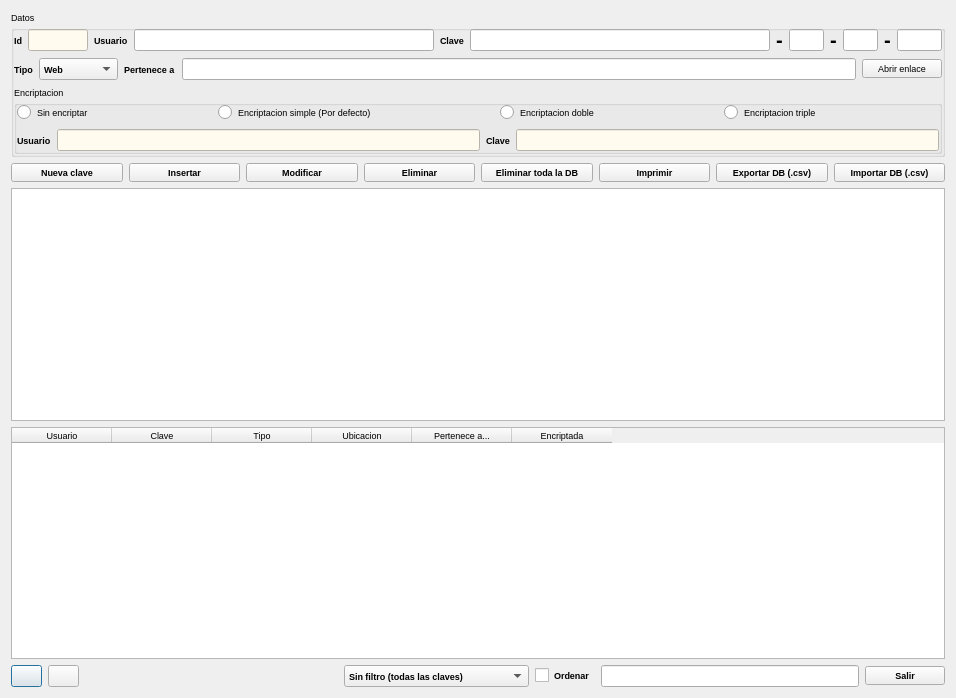
kapyderi/recoverdrake-v3, file dbclaves.ui: the form before one commit.
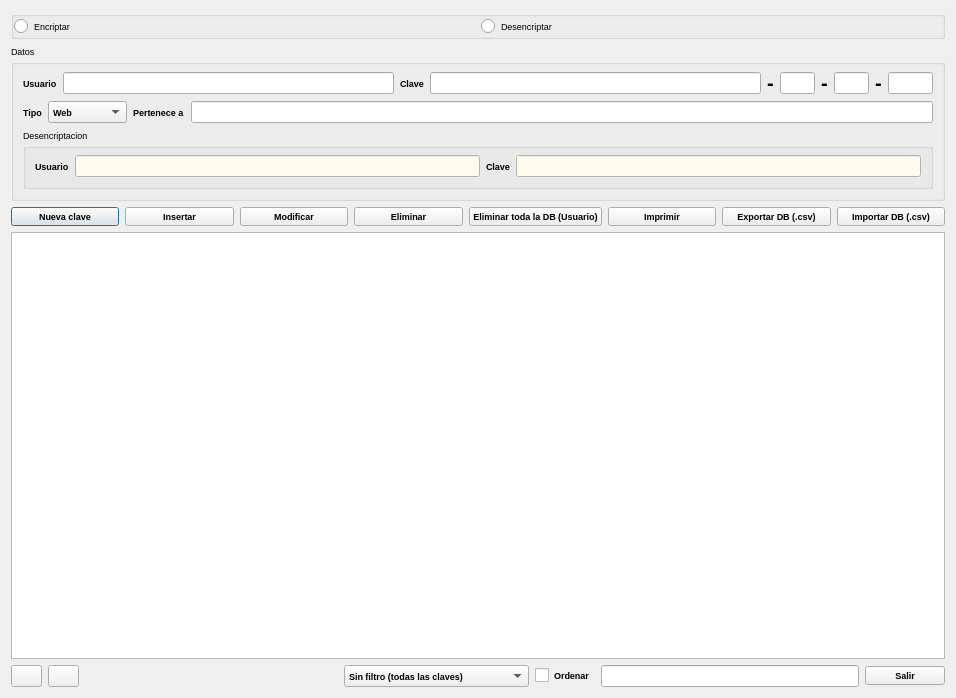
The form after the commit. Icons and pictures are not drawn.

Diff of the .ui file:
```diff
--- a/dbclaves.ui
+++ b/dbclaves.ui
@@ -22,8 +22,183 @@
    <iconset resource="recoverdrake.qrc">
     <normaloff>:/Imagenes/security-mdk.png</normaloff>:/Imagenes/security-mdk.png</iconset>
   </property>
-  <layout class="QGridLayout" name="gridLayout_8">
-   <item row="6" column="0" colspan="2">
+  <layout class="QGridLayout" name="gridLayout_18">
+   <item row="2" column="0">
+    <layout class="QGridLayout" name="gridLayout_4">
+     <item row="0" column="0">
+      <widget class="QPushButton" name="pushButton_6">
+       <property name="styleSheet">
+        <string notr="true">font: 7pt &quot;Sans Serif&quot;;
+font: bold</string>
+       </property>
+       <property name="text">
+        <string>Nueva clave</string>
+       </property>
+       <property name="icon">
+        <iconset resource="recoverdrake.qrc">
+         <normaloff>:/Imagenes/security-mdk.png</normaloff>:/Imagenes/security-mdk.png</iconset>
+       </property>
+       <property name="iconSize">
+        <size>
+         <width>25</width>
+         <height>25</height>
+        </size>
+       </property>
+      </widget>
+     </item>
+     <item row="0" column="1">
+      <widget class="QPushButton" name="pushButton">
+       <property name="styleSheet">
+        <string notr="true">font: 7pt &quot;Sans Serif&quot;;
+font: bold</string>
+       </property>
+       <property name="text">
+        <string>Insertar</string>
+       </property>
+       <property name="icon">
+        <iconset resource="recoverdrake.qrc">
+         <normaloff>:/Imagenes/good.png</normaloff>:/Imagenes/good.png</iconset>
+       </property>
+       <property name="iconSize">
+        <size>
+         <width>25</width>
+         <height>25</height>
+        </size>
+       </property>
+      </widget>
+     </item>
+     <item row="0" column="2">
+      <widget class="QPushButton" name="pushButton_2">
+       <property name="styleSheet">
+        <string notr="true">font: 7pt &quot;Sans Serif&quot;;
+font: bold</string>
+       </property>
+       <property name="text">
+        <string>Modificar</string>
+       </property>
+       <property name="icon">
+        <iconset resource="recoverdrake.qrc">
+         <normaloff>:/Imagenes/sustituir.png</normaloff>:/Imagenes/sustituir.png</iconset>
+       </property>
+       <property name="iconSize">
+        <size>
+         <width>25</width>
+         <height>25</height>
+        </size>
+       </property>
+      </widget>
+     </item>
+     <item row="0" column="3">
+      <widget class="QPushButton" name="pushButton_3">
+       <property name="styleSheet">
+        <string notr="true">font: 7pt &quot;Sans Serif&quot;;
+font: bold</string>
+       </property>
+       <property name="text">
+        <string>Eliminar</string>
+       </property>
+       <property name="icon">
+        <iconset resource="recoverdrake.qrc">
+         <normaloff>:/Imagenes/bad.png</normaloff>:/Imagenes/bad.png</iconset>
+       </property>
+       <property name="iconSize">
+        <size>
+         <width>25</width>
+         <height>25</height>
+        </size>
+       </property>
+      </widget>
+     </item>
+     <item row="0" column="4">
+      <widget class="QPushButton" name="pushButton_11">
+       <property name="styleSheet">
+        <string notr="true">font: 7pt &quot;Sans Serif&quot;;
+font: bold</string>
+       </property>
+       <property name="text">
+        <string>Eliminar toda la DB (Usuario)</string>
+       </property>
+       <property name="icon">
+        <iconset resource="recoverdrake.qrc">
+         <normaloff>:/Imagenes/Error.png</normaloff>:/Imagenes/Error.png</iconset>
+       </property>
+       <property name="iconSize">
+        <size>
+         <width>25</width>
+         <height>25</height>
+        </size>
+       </property>
+      </widget>
+     </item>
+     <item row="0" column="5">
+      <widget class="QPushButton" name="pushButton_9">
+       <property name="enabled">
+        <bool>true</bool>
+       </property>
+       <property name="styleSheet">
+        <string notr="true">font: 7pt &quot;Sans Serif&quot;;
+font: bold</string>
+       </property>
+       <property name="text">
+        <string>Imprimir</string>
+       </property>
+       <property name="icon">
+        <iconset resource="recoverdrake.qrc">
+         <normaloff>:/Imagenes/impresora.png</normaloff>:/Imagenes/impresora.png</iconset>
+       </property>
+       <property name="iconSize">
+        <size>
+         <width>25</width>
+         <height>25</height>
+        </size>
+       </property>
+      </widget>
+     </item>
+     <item row="0" column="6">
+      <widget class="QPushButton" name="pushButton_12">
+       <property name="styleSheet">
+        <string notr="true">font: 7pt &quot;Sans Serif&quot;;
+font: bold</string>
+       </property>
+       <property name="text">
+        <string>Exportar DB (.csv)</string>
+       </property>
+       <property name="icon">
+        <iconset resource="recoverdrake.qrc">
+         <normaloff>:/Imagenes/guardar.png</normaloff>:/Imagenes/guardar.png</iconset>
+       </property>
+       <property name="iconSize">
+        <size>
+         <width>25</width>
+         <height>25</height>
+        </size>
+       </property>
+      </widget>
+     </item>
+     <item row="0" column="7">
+      <widget class="QPushButton" name="pushButton_5">
+       <property name="styleSheet">
+        <string notr="true">font: 7pt &quot;Sans Serif&quot;;
+font: bold</string>
+       </property>
+       <property name="text">
+        <string>Importar DB (.csv)</string>
+       </property>
+       <property name="icon">
+        <iconset resource="recoverdrake.qrc">
+         <normaloff>:/Imagenes/Correcto.png</normaloff>:/Imagenes/Correcto.png</iconset>
+       </property>
+       <property name="iconSize">
+        <size>
+         <width>25</width>
+         <height>25</height>
+        </size>
+       </property>
+      </widget>
+     </item>
+    </layout>
+   </item>
+   <item row="4" column="0">
     <layout class="QGridLayout" name="gridLayout_5">
      <item row="0" column="0">
       <widget class="QPushButton" name="pushButton_7">
@@ -201,202 +376,32 @@
      </item>
     </layout>
    </item>
-   <item row="3" column="0" colspan="2">
-    <layout class="QGridLayout" name="gridLayout_4">
+   <item row="1" column="0">
+    <widget class="QStackedWidget" name="stackedWidget">
+     <property name="sizePolicy">
+      <sizepolicy hsizetype="Preferred" vsizetype="Fixed">
+       <horstretch>0</horstretch>
+       <verstretch>0</verstretch>
+      </sizepolicy>
+     </property>
+     <property name="currentIndex">
+      <number>1</number>
+     </property>
+     <widget class="QWidget" name="page_3">
+      <layout class="QGridLayout" name="gridLayout_10">
+       <property name="leftMargin">
+        <number>0</number>
+       </property>
+       <property name="topMargin">
+        <number>0</number>
+       </property>
+       <property name="rightMargin">
+        <number>0</number>
+       </property>
+       <property name="bottomMargin">
+        <number>0</number>
+       </property>
      <item row="0" column="0">
-      <widget class="QPushButton" name="pushButton_6">
-       <property name="styleSheet">
-        <string notr="true">font: 7pt &quot;Sans Serif&quot;;
-font: bold</string>
-       </property>
-       <property name="text">
-        <string>Nueva clave</string>
-       </property>
-       <property name="icon">
-        <iconset resource="recoverdrake.qrc">
-         <normaloff>:/Imagenes/pelis.png</normaloff>:/Imagenes/pelis.png</iconset>
-       </property>
-       <property name="iconSize">
-        <size>
-         <width>25</width>
-         <height>25</height>
-        </size>
-       </property>
-      </widget>
-     </item>
-     <item row="0" column="1">
-      <widget class="QPushButton" name="pushButton">
-       <property name="styleSheet">
-        <string notr="true">font: 7pt &quot;Sans Serif&quot;;
-font: bold</string>
-       </property>
-       <property name="text">
-        <string>Insertar</string>
-       </property>
-       <property name="icon">
-        <iconset resource="recoverdrake.qrc">
-         <normaloff>:/Imagenes/good.png</normaloff>:/Imagenes/good.png</iconset>
-       </property>
-       <property name="iconSize">
-        <size>
-         <width>25</width>
-         <height>25</height>
-        </size>
-       </property>
-      </widget>
-     </item>
-     <item row="0" column="2">
-      <widget class="QPushButton" name="pushButton_2">
-       <property name="styleSheet">
-        <string notr="true">font: 7pt &quot;Sans Serif&quot;;
-font: bold</string>
-       </property>
-       <property name="text">
-        <string>Modificar</string>
-       </property>
-       <property name="icon">
-        <iconset resource="recoverdrake.qrc">
-         <normaloff>:/Imagenes/sustituir.png</normaloff>:/Imagenes/sustituir.png</iconset>
-       </property>
-       <property name="iconSize">
-        <size>
-         <width>25</width>
-         <height>25</height>
-        </size>
-       </property>
-      </widget>
-     </item>
-     <item row="0" column="3">
-      <widget class="QPushButton" name="pushButton_3">
-       <property name="styleSheet">
-        <string notr="true">font: 7pt &quot;Sans Serif&quot;;
-font: bold</string>
-       </property>
-       <property name="text">
-        <string>Eliminar</string>
-       </property>
-       <property name="icon">
-        <iconset resource="recoverdrake.qrc">
-         <normaloff>:/Imagenes/bad.png</normaloff>:/Imagenes/bad.png</iconset>
-       </property>
-       <property name="iconSize">
-        <size>
-         <width>25</width>
-         <height>25</height>
-        </size>
-       </property>
-      </widget>
-     </item>
-     <item row="0" column="4">
-      <widget class="QPushButton" name="pushButton_11">
-       <property name="styleSheet">
-        <string notr="true">font: 7pt &quot;Sans Serif&quot;;
-font: bold</string>
-       </property>
-       <property name="text">
-        <string>Eliminar toda la DB</string>
-       </property>
-       <property name="icon">
-        <iconset resource="recoverdrake.qrc">
-         <normaloff>:/Imagenes/Error.png</normaloff>:/Imagenes/Error.png</iconset>
-       </property>
-       <property name="iconSize">
-        <size>
-         <width>25</width>
-         <height>25</height>
-        </size>
-       </property>
-      </widget>
-     </item>
-     <item row="0" column="5">
-      <widget class="QPushButton" name="pushButton_9">
-       <property name="enabled">
-        <bool>true</bool>
-       </property>
-       <property name="styleSheet">
-        <string notr="true">font: 7pt &quot;Sans Serif&quot;;
-font: bold</string>
-       </property>
-       <property name="text">
-        <string>Imprimir</string>
-       </property>
-       <property name="icon">
-        <iconset resource="recoverdrake.qrc">
-         <normaloff>:/Imagenes/impresora.png</normaloff>:/Imagenes/impresora.png</iconset>
-       </property>
-       <property name="iconSize">
-        <size>
-         <width>25</width>
-         <height>25</height>
-        </size>
-       </property>
-      </widget>
-     </item>
-     <item row="0" column="6">
-      <widget class="QPushButton" name="pushButton_12">
-       <property name="styleSheet">
-        <string notr="true">font: 7pt &quot;Sans Serif&quot;;
-font: bold</string>
-       </property>
-       <property name="text">
-        <string>Exportar DB (.csv)</string>
-       </property>
-       <property name="icon">
-        <iconset resource="recoverdrake.qrc">
-         <normaloff>:/Imagenes/guardar.png</normaloff>:/Imagenes/guardar.png</iconset>
-       </property>
-       <property name="iconSize">
-        <size>
-         <width>25</width>
-         <height>25</height>
-        </size>
-       </property>
-      </widget>
-     </item>
-     <item row="0" column="7">
-      <widget class="QPushButton" name="pushButton_5">
-       <property name="styleSheet">
-        <string notr="true">font: 7pt &quot;Sans Serif&quot;;
-font: bold</string>
-       </property>
-       <property name="text">
-        <string>Importar DB (.csv)</string>
-       </property>
-       <property name="icon">
-        <iconset resource="recoverdrake.qrc">
-         <normaloff>:/Imagenes/Correcto.png</normaloff>:/Imagenes/Correcto.png</iconset>
-       </property>
-       <property name="iconSize">
-        <size>
-         <width>25</width>
-         <height>25</height>
-        </size>
-       </property>
-      </widget>
-     </item>
-    </layout>
-   </item>
-   <item row="4" column="0" colspan="2">
-    <widget class="QTableView" name="tableView">
-     <property name="styleSheet">
-      <string notr="true">font: 7pt &quot;Sans Serif&quot;;
-font: bold</string>
-     </property>
-     <property name="frameShadow">
-      <enum>QFrame::Sunken</enum>
-     </property>
-     <property name="alternatingRowColors">
-      <bool>true</bool>
-     </property>
-     <property name="selectionBehavior">
-      <enum>QAbstractItemView::SelectRows</enum>
-     </property>
-     <property name="sortingEnabled">
-      <bool>true</bool>
-     </property>
-    </widget>
-   </item>
-   <item row="0" column="0" colspan="2">
     <widget class="QGroupBox" name="groupBox_3">
      <property name="title">
       <string>Datos</string>
@@ -530,6 +535,32 @@
           </property>
          </widget>
         </item>
+            <item row="0" column="7">
+             <widget class="QLineEdit" name="lineEdit_3">
+              <property name="minimumSize">
+               <size>
+                <width>35</width>
+                <height>0</height>
+               </size>
+              </property>
+              <property name="maximumSize">
+               <size>
+                <width>35</width>
+                <height>16777215</height>
+               </size>
+              </property>
+              <property name="styleSheet">
+               <string notr="true">color: rgb(0, 0, 255);
+background-color: rgb(255, 251, 239);</string>
+              </property>
+              <property name="alignment">
+               <set>Qt::AlignCenter</set>
+              </property>
+              <property name="readOnly">
+               <bool>true</bool>
+              </property>
+             </widget>
+            </item>
         <item row="0" column="12">
          <widget class="QLineEdit" name="lineEdit_4">
           <property name="minimumSize">
@@ -544,6 +575,10 @@
             <height>16777215</height>
            </size>
           </property>
+              <property name="styleSheet">
+               <string notr="true">color: rgb(0, 0, 255);
+background-color: rgb(255, 251, 239);</string>
+              </property>
           <property name="alignment">
            <set>Qt::AlignCenter</set>
           </property>
@@ -566,6 +601,10 @@
             <height>16777215</height>
            </size>
           </property>
+              <property name="styleSheet">
+               <string notr="true">color: rgb(0, 0, 255);
+background-color: rgb(255, 251, 239);</string>
+              </property>
           <property name="alignment">
            <set>Qt::AlignCenter</set>
           </property>
@@ -609,98 +648,6 @@
         </item>
        </layout>
       </item>
-      <item row="1" column="0">
-       <layout class="QGridLayout" name="gridLayout_6">
-        <item row="0" column="0">
-         <widget class="QLabel" name="label_3">
-          <property name="font">
-           <font>
-            <pointsize>7</pointsize>
-            <weight>75</weight>
-            <bold>true</bold>
-           </font>
-          </property>
-          <property name="text">
-           <string>Tipo</string>
-          </property>
-         </widget>
-        </item>
-        <item row="0" column="2">
-         <widget class="QLabel" name="label_7">
-          <property name="font">
-           <font>
-            <weight>75</weight>
-            <bold>true</bold>
-           </font>
-          </property>
-          <property name="text">
-           <string>Pertenece a</string>
-          </property>
-         </widget>
-        </item>
-        <item row="0" column="3">
-         <widget class="QLineEdit" name="lineEdit_6"/>
-        </item>
-        <item row="0" column="4">
-         <widget class="QPushButton" name="pushButton_10">
-          <property name="text">
-           <string>Abrir enlace</string>
-          </property>
-          <property name="icon">
-           <iconset resource="recoverdrake.qrc">
-            <normaloff>:/Imagenes/firefox.png</normaloff>:/Imagenes/firefox.png</iconset>
-          </property>
-          <property name="iconSize">
-           <size>
-            <width>25</width>
-            <height>25</height>
-           </size>
-          </property>
-         </widget>
-        </item>
-        <item row="0" column="1">
-         <widget class="QComboBox" name="comboBox_2">
-          <property name="font">
-           <font>
-            <pointsize>7</pointsize>
-            <weight>75</weight>
-            <bold>true</bold>
-           </font>
-          </property>
-          <item>
-           <property name="text">
-            <string>Web</string>
-           </property>
-          </item>
-          <item>
-           <property name="text">
-            <string>Banco</string>
-           </property>
-          </item>
-          <item>
-           <property name="text">
-            <string>Movil</string>
-           </property>
-          </item>
-          <item>
-           <property name="text">
-            <string>Ordenador</string>
-           </property>
-          </item>
-          <item>
-           <property name="text">
-            <string>Caja fuerte</string>
-           </property>
-          </item>
-          <item>
-           <property name="text">
-            <string>Otros</string>
-           </property>
-          </item>
-         </widget>
-        </item>
-       </layout>
-      </item>
       <item row="2" column="0">
        <widget class="QGroupBox" name="groupBox">
         <property name="font">
@@ -863,47 +810,511 @@
         </layout>
        </widget>
       </item>
-     </layout>
-    </widget>
-   </item>
-   <item row="5" column="0" colspan="2">
-    <widget class="QTableWidget" name="tableWidget">
-     <property name="editTriggers">
-      <set>QAbstractItemView::NoEditTriggers</set>
+          <item row="1" column="0">
+           <layout class="QGridLayout" name="gridLayout_6">
+            <item row="0" column="3">
+             <widget class="QLineEdit" name="lineEdit_6"/>
+            </item>
+            <item row="0" column="2">
+             <widget class="QLabel" name="label_7">
+              <property name="font">
+               <font>
+                <weight>75</weight>
+                <bold>true</bold>
+               </font>
+              </property>
+              <property name="text">
+               <string>Pertenece a</string>
+              </property>
+             </widget>
+            </item>
+            <item row="0" column="4">
+             <widget class="QPushButton" name="pushButton_10">
+              <property name="text">
+               <string>Abrir enlace</string>
+              </property>
+              <property name="icon">
+               <iconset resource="recoverdrake.qrc">
+                <normaloff>:/Imagenes/firefox.png</normaloff>:/Imagenes/firefox.png</iconset>
+              </property>
+              <property name="iconSize">
+               <size>
+                <width>25</width>
+                <height>25</height>
+               </size>
+              </property>
+             </widget>
+            </item>
+            <item row="0" column="1">
+             <widget class="QComboBox" name="comboBox_2">
+              <property name="font">
+               <font>
+                <pointsize>7</pointsize>
+                <weight>75</weight>
+                <bold>true</bold>
+               </font>
+              </property>
+              <item>
+               <property name="text">
+                <string>Web</string>
+               </property>
+              </item>
+              <item>
+               <property name="text">
+                <string>Banco</string>
+               </property>
+              </item>
+              <item>
+               <property name="text">
+                <string>Movil</string>
+               </property>
+              </item>
+              <item>
+               <property name="text">
+                <string>Ordenador</string>
+               </property>
+              </item>
+              <item>
+               <property name="text">
+                <string>Caja fuerte</string>
+               </property>
+              </item>
+              <item>
+               <property name="text">
+                <string>Otros</string>
+               </property>
+              </item>
+             </widget>
+            </item>
+            <item row="0" column="0">
+             <widget class="QLabel" name="label_3">
+              <property name="font">
+               <font>
+                <pointsize>7</pointsize>
+                <weight>75</weight>
+                <bold>true</bold>
+               </font>
+              </property>
+              <property name="text">
+               <string>Tipo</string>
+              </property>
+             </widget>
+            </item>
+           </layout>
+          </item>
+         </layout>
+        </widget>
+       </item>
+      </layout>
+     </widget>
+     <widget class="QWidget" name="page_4">
+      <layout class="QGridLayout" name="gridLayout_17">
+       <property name="leftMargin">
+        <number>0</number>
+       </property>
+       <property name="topMargin">
+        <number>0</number>
+       </property>
+       <property name="rightMargin">
+        <number>0</number>
+       </property>
+       <property name="bottomMargin">
+        <number>0</number>
+       </property>
+       <item row="0" column="0">
+        <widget class="QGroupBox" name="groupBox_4">
+         <property name="sizePolicy">
+          <sizepolicy hsizetype="Preferred" vsizetype="Fixed">
+           <horstretch>0</horstretch>
+           <verstretch>0</verstretch>
+          </sizepolicy>
+         </property>
+         <property name="title">
+          <string>Datos</string>
+         </property>
+         <layout class="QGridLayout" name="gridLayout_11">
+          <property name="leftMargin">
+           <number>9</number>
+          </property>
+          <property name="topMargin">
+           <number>9</number>
+          </property>
+          <property name="rightMargin">
+           <number>9</number>
+          </property>
+          <property name="bottomMargin">
+           <number>9</number>
+          </property>
+          <item row="0" column="0">
+           <layout class="QGridLayout" name="gridLayout_12">
+            <item row="0" column="6">
+             <widget class="QLabel" name="label_15">
+              <property name="font">
+               <font>
+                <pointsize>15</pointsize>
+                <weight>75</weight>
+                <bold>true</bold>
+               </font>
+              </property>
+              <property name="text">
+               <string>-</string>
+              </property>
+             </widget>
+            </item>
+            <item row="0" column="11">
+             <widget class="QLabel" name="label_11">
+              <property name="font">
+               <font>
+                <pointsize>15</pointsize>
+                <weight>75</weight>
+                <bold>true</bold>
+               </font>
+              </property>
+              <property name="text">
+               <string>-</string>
+              </property>
+             </widget>
+            </item>
+            <item row="0" column="4">
+             <widget class="QLabel" name="label_12">
+              <property name="font">
+               <font>
+                <pointsize>15</pointsize>
+                <weight>75</weight>
+                <bold>true</bold>
+               </font>
+              </property>
+              <property name="text">
+               <string>-</string>
+              </property>
+             </widget>
+            </item>
+            <item row="0" column="0">
+             <widget class="QLabel" name="label_13">
+              <property name="font">
+               <font>
+                <pointsize>7</pointsize>
+                <weight>75</weight>
+                <bold>true</bold>
+               </font>
+              </property>
+              <property name="text">
+               <string>Usuario</string>
+              </property>
+             </widget>
+            </item>
+            <item row="0" column="3">
+             <widget class="QLineEdit" name="lineEdit_12">
+              <property name="font">
+               <font>
+                <pointsize>7</pointsize>
+                <weight>75</weight>
+                <bold>true</bold>
+               </font>
+              </property>
+             </widget>
+            </item>
+            <item row="0" column="1">
+             <widget class="QLineEdit" name="lineEdit_11">
+              <property name="font">
+               <font>
+                <pointsize>7</pointsize>
+                <weight>75</weight>
+                <bold>true</bold>
+               </font>
+              </property>
+             </widget>
+            </item>
+            <item row="0" column="5">
+             <widget class="QLineEdit" name="lineEdit_13">
+              <property name="minimumSize">
+               <size>
+                <width>35</width>
+                <height>0</height>
+               </size>
+              </property>
+              <property name="maximumSize">
+               <size>
+                <width>35</width>
+                <height>16777215</height>
+               </size>
+              </property>
+              <property name="alignment">
+               <set>Qt::AlignCenter</set>
+              </property>
+             </widget>
+            </item>
+            <item row="0" column="2">
+             <widget class="QLabel" name="label_14">
+              <property name="font">
+               <font>
+                <pointsize>7</pointsize>
+                <weight>75</weight>
+                <bold>true</bold>
+               </font>
+              </property>
+              <property name="text">
+               <string>Clave</string>
+              </property>
+             </widget>
+            </item>
+            <item row="0" column="10">
+             <widget class="QLineEdit" name="lineEdit_14">
+              <property name="minimumSize">
+               <size>
+                <width>35</width>
+                <height>0</height>
+               </size>
+              </property>
+              <property name="maximumSize">
+               <size>
+                <width>35</width>
+                <height>16777215</height>
+               </size>
+              </property>
+              <property name="alignment">
+               <set>Qt::AlignCenter</set>
+              </property>
+             </widget>
+            </item>
+            <item row="0" column="12">
+             <widget class="QLineEdit" name="lineEdit_15">
+              <property name="minimumSize">
+               <size>
+                <width>45</width>
+                <height>0</height>
+               </size>
+              </property>
+              <property name="maximumSize">
+               <size>
+                <width>45</width>
+                <height>16777215</height>
+               </size>
+              </property>
+              <property name="alignment">
+               <set>Qt::AlignCenter</set>
+              </property>
+             </widget>
+            </item>
+           </layout>
+          </item>
+          <item row="1" column="0">
+           <layout class="QGridLayout" name="gridLayout_13">
+            <item row="0" column="0">
+             <widget class="QLabel" name="label_17">
+              <property name="font">
+               <font>
+                <pointsize>7</pointsize>
+                <weight>75</weight>
+                <bold>true</bold>
+               </font>
+              </property>
+              <property name="text">
+               <string>Tipo</string>
+              </property>
+             </widget>
+            </item>
+            <item row="0" column="2">
+             <widget class="QLabel" name="label_18">
+              <property name="font">
+               <font>
+                <weight>75</weight>
+                <bold>true</bold>
+               </font>
+              </property>
+              <property name="text">
+               <string>Pertenece a</string>
+              </property>
+             </widget>
+            </item>
+            <item row="0" column="3">
+             <widget class="QLineEdit" name="lineEdit_17"/>
+            </item>
+            <item row="0" column="1">
+             <widget class="QComboBox" name="comboBox_3">
+              <property name="font">
+               <font>
+                <pointsize>7</pointsize>
+                <weight>75</weight>
+                <bold>true</bold>
+               </font>
+              </property>
+              <item>
+               <property name="text">
+                <string>Web</string>
+               </property>
+              </item>
+              <item>
+               <property name="text">
+                <string>Banco</string>
+               </property>
+              </item>
+              <item>
+               <property name="text">
+                <string>Movil</string>
+               </property>
+              </item>
+              <item>
+               <property name="text">
+                <string>Ordenador</string>
+               </property>
+              </item>
+              <item>
+               <property name="text">
+                <string>Caja fuerte</string>
+               </property>
+              </item>
+              <item>
+               <property name="text">
+                <string>Otros</string>
+               </property>
+              </item>
+             </widget>
+            </item>
+           </layout>
+          </item>
+          <item row="2" column="0">
+           <widget class="QGroupBox" name="groupBox_2">
+            <property name="font">
+             <font>
+              <pointsize>7</pointsize>
+             </font>
+            </property>
+            <property name="title">
+             <string>Desencriptacion</string>
+            </property>
+            <layout class="QGridLayout" name="gridLayout_14">
+             <property name="leftMargin">
+              <number>9</number>
+             </property>
+             <property name="topMargin">
+              <number>9</number>
+             </property>
+             <property name="rightMargin">
+              <number>9</number>
+             </property>
+             <property name="bottomMargin">
+              <number>9</number>
+             </property>
+             <item row="2" column="0" colspan="2">
+              <layout class="QGridLayout" name="gridLayout_16">
+               <item row="0" column="2">
+                <widget class="QLabel" name="label_19">
+                 <property name="font">
+                  <font>
+                   <weight>75</weight>
+                   <bold>true</bold>
+                  </font>
+                 </property>
+                 <property name="text">
+                  <string>Clave</string>
+                 </property>
+                </widget>
+               </item>
+               <item row="0" column="0">
+                <widget class="QLabel" name="label_20">
+                 <property name="font">
+                  <font>
+                   <weight>75</weight>
+                   <bold>true</bold>
+                  </font>
+                 </property>
+                 <property name="text">
+                  <string>Usuario</string>
+                 </property>
+                </widget>
+               </item>
+               <item row="0" column="1">
+                <widget class="QLineEdit" name="lineEdit_18">
+                 <property name="styleSheet">
+                  <string notr="true">color: rgb(0, 0, 255);
+background-color: rgb(255, 251, 239);</string>
+                 </property>
+                 <property name="readOnly">
+                  <bool>true</bool>
+                 </property>
+                </widget>
+               </item>
+               <item row="0" column="3">
+                <widget class="QLineEdit" name="lineEdit_19">
+                 <property name="styleSheet">
+                  <string notr="true">color: rgb(0, 0, 255);
+background-color: rgb(255, 251, 239);</string>
+                 </property>
+                 <property name="readOnly">
+                  <bool>true</bool>
+                 </property>
+                </widget>
+               </item>
+              </layout>
+             </item>
+            </layout>
+           </widget>
+          </item>
+         </layout>
+        </widget>
+       </item>
+      </layout>
+     </widget>
+    </widget>
+   </item>
+   <item row="3" column="0">
+    <widget class="QTableView" name="tableView">
+     <property name="styleSheet">
+      <string notr="true">font: 7pt &quot;Sans Serif&quot;;
+font: bold</string>
+     </property>
+     <property name="frameShadow">
+      <enum>QFrame::Sunken</enum>
      </property>
      <property name="alternatingRowColors">
       <bool>true</bool>
      </property>
-     <column>
-      <property name="text">
-       <string>Usuario</string>
-      </property>
-     </column>
-     <column>
-      <property name="text">
-       <string>Clave</string>
-      </property>
-     </column>
-     <column>
-      <property name="text">
-       <string>Tipo</string>
-      </property>
-     </column>
-     <column>
-      <property name="text">
-       <string>Ubicacion</string>
+     <property name="selectionBehavior">
+      <enum>QAbstractItemView::SelectRows</enum>
+     </property>
+     <property name="sortingEnabled">
+      <bool>true</bool>
+     </property>
+    </widget>
+   </item>
+   <item row="0" column="0">
+    <widget class="QGroupBox" name="groupBox_5">
+     <property name="title">
+      <string/>
+     </property>
+     <layout class="QGridLayout" name="gridLayout_19">
+      <property name="leftMargin">
+       <number>0</number>
       </property>
-     </column>
-     <column>
+      <property name="topMargin">
+       <number>0</number>
+      </property>
+      <property name="rightMargin">
+       <number>0</number>
+      </property>
+      <property name="bottomMargin">
+       <number>0</number>
+      </property>
+      <item row="0" column="0">
+       <layout class="QGridLayout" name="gridLayout_8">
+        <item row="0" column="0">
+         <widget class="QRadioButton" name="radioButton_5">
       <property name="text">
-       <string>Pertenece a...</string>
-      </property>
-     </column>
-     <column>
+           <string>Encriptar</string>
+          </property>
+         </widget>
+        </item>
+        <item row="0" column="1">
+         <widget class="QRadioButton" name="radioButton_6">
       <property name="text">
-       <string>Encriptada</string>
-      </property>
-     </column>
+           <string>Desencriptar</string>
+          </property>
+         </widget>
+        </item>
+       </layout>
+      </item>
+     </layout>
     </widget>
    </item>
   </layout>
```
Left out of the diff: 81 changed lines with no effect on the pictures. Lines whose indentation alone changed are shown as unchanged.
